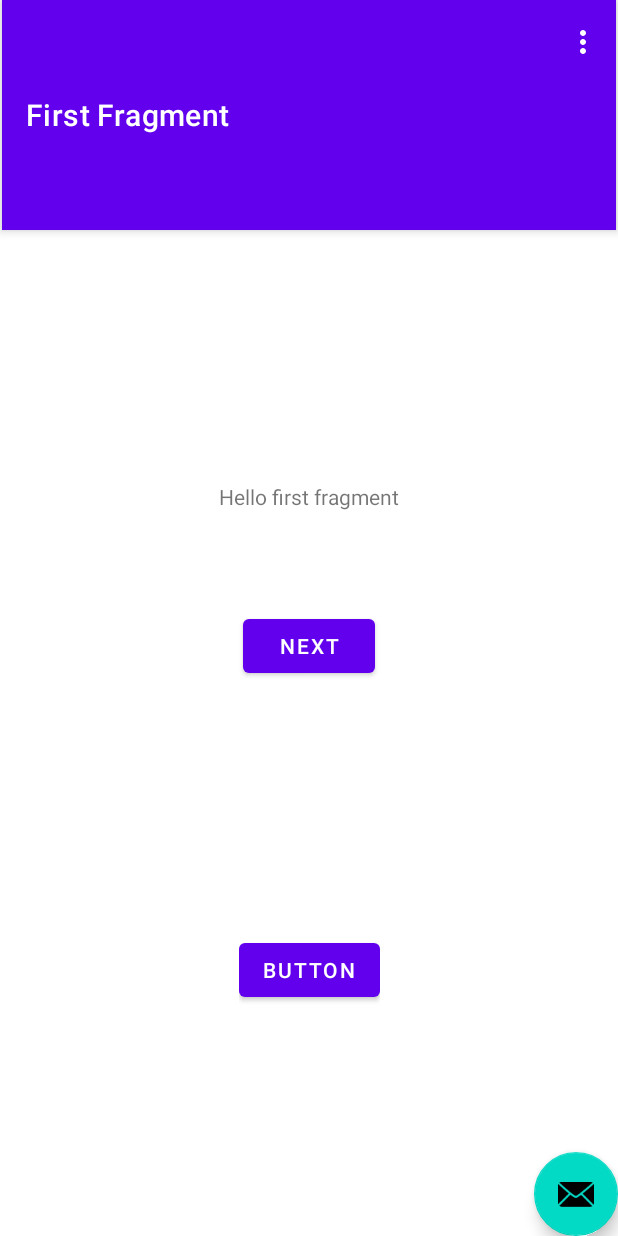
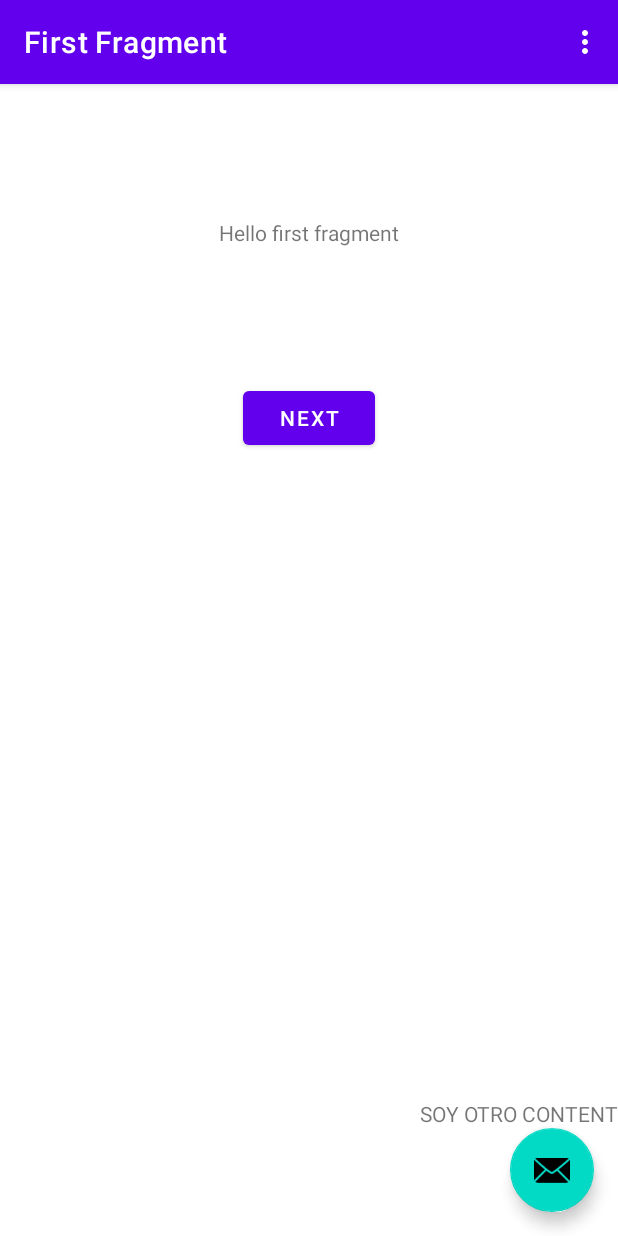
Before and after one commit to Marcoslopezsantorum/includesybinding, an Android app: the screen it shows after launch (MainActivity), on a phone screen of 412 x 824 dp. Run offline under Robolectric (Android 15) with nearby library versions, the phone set to English and light mode, and no system bars; our stand-ins replace navigation-ui.

```diff
--- a/app/src/main/res/layout/activity_main.xml
+++ b/app/src/main/res/layout/activity_main.xml
@@ -10,47 +10,40 @@
 
     <com.google.android.material.appbar.AppBarLayout
         android:id="@+id/appBarLayout"
-        android:layout_width="409dp"
-        android:layout_height="0dp"
-        android:layout_marginStart="1dp"
-        android:layout_marginEnd="1dp"
-        android:layout_marginBottom="469dp"
+        android:layout_width="0dp"
+        android:layout_height="wrap_content"
+        android:layout_marginBottom="336dp"
         android:theme="@style/Theme.Includesybinding.AppBarOverlay"
-        app:layout_constraintBottom_toTopOf="@+id/content2"
+        app:layout_constraintBottom_toTopOf="@+id/miInclude"
         app:layout_constraintEnd_toEndOf="parent"
-        app:layout_constraintHorizontal_bias="0.5"
         app:layout_constraintStart_toStartOf="parent"
         app:layout_constraintTop_toTopOf="parent">
 
         <androidx.appcompat.widget.Toolbar
             android:id="@+id/toolbar"
             android:layout_width="match_parent"
-            android:layout_height="match_parent"
-            android:layout_marginTop="0dp"
+            android:layout_height="wrap_content"
             android:background="?attr/colorPrimary"
             app:popupTheme="@style/Theme.Includesybinding.PopupOverlay" />
+
     </com.google.android.material.appbar.AppBarLayout>
 
     <include
         android:id="@+id/include"
         layout="@layout/content_main"
-        android:layout_width="409dp"
-        android:layout_height="264dp"
-        app:layout_constraintBottom_toTopOf="@+id/content2"
+        android:layout_width="404dp"
+        android:layout_height="336dp"
         app:layout_constraintEnd_toEndOf="parent"
-        app:layout_constraintHorizontal_bias="0.5"
         app:layout_constraintStart_toStartOf="parent"
         app:layout_constraintTop_toBottomOf="@+id/appBarLayout" />
 
     <include
-        android:id="@+id/content2"
+        android:id="@+id/miInclude"
         layout="@layout/content2"
-        android:layout_width="wrap_content"
-        android:layout_height="wrap_content"
-        android:layout_marginBottom="97dp"
+        android:layout_width="0dp"
+        android:layout_height="0dp"
         app:layout_constraintBottom_toTopOf="@+id/fab"
         app:layout_constraintEnd_toEndOf="parent"
-        app:layout_constraintHorizontal_bias="0.5"
         app:layout_constraintStart_toStartOf="parent"
         app:layout_constraintTop_toBottomOf="@+id/appBarLayout" />
 
@@ -58,9 +51,11 @@
         android:id="@+id/fab"
         android:layout_width="wrap_content"
         android:layout_height="wrap_content"
+        android:layout_marginEnd="16dp"
+        android:layout_marginBottom="16dp"
         app:layout_constraintBottom_toBottomOf="parent"
         app:layout_constraintEnd_toEndOf="parent"
-        app:layout_constraintTop_toBottomOf="@+id/content2"
+        app:layout_constraintTop_toBottomOf="@+id/miInclude"
         app:srcCompat="@android:drawable/ic_dialog_email" />
 
 </androidx.constraintlayout.widget.ConstraintLayout>
--- a/app/src/main/res/layout/content2.xml
+++ b/app/src/main/res/layout/content2.xml
@@ -2,17 +2,21 @@
 <androidx.constraintlayout.widget.ConstraintLayout xmlns:android="http://schemas.android.com/apk/res/android"
     xmlns:app="http://schemas.android.com/apk/res-auto"
     xmlns:tools="http://schemas.android.com/tools"
-    android:layout_width="match_parent"
-    android:layout_height="wrap_content">
+    android:layout_width="wrap_content"
+    android:layout_height="wrap_content"
+    app:layout_behavior="@string/appbar_scrolling_view_behavior">
 
-    <Button
-        android:id="@+id/miBoton"
+
+    <TextView
+        android:id="@+id/miTexto"
         android:layout_width="wrap_content"
         android:layout_height="wrap_content"
-        android:text="Button"
+        android:layout_marginTop="159dp"
+        android:text="SOY OTRO CONTENT"
         app:layout_constraintBottom_toBottomOf="parent"
         app:layout_constraintEnd_toEndOf="parent"
-        app:layout_constraintHorizontal_bias="0.5"
+        app:layout_constraintHorizontal_bias="1.0"
         app:layout_constraintStart_toStartOf="parent"
-        app:layout_constraintTop_toTopOf="parent" />
+        app:layout_constraintTop_toTopOf="parent"
+        app:layout_constraintVertical_bias="1.0" />
 </androidx.constraintlayout.widget.ConstraintLayout>
```
